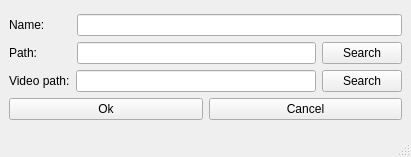
Qt form ViAn/GUI/makeproject.ui (GeorgeYildiz/TDDD96-group6) before a commit.
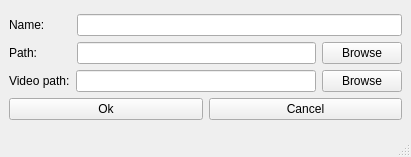
The same form after that commit.

Commit message: chanched text on buttons

The edit to the form file:
```diff
--- a/ViAn/GUI/makeproject.ui
+++ b/ViAn/GUI/makeproject.ui
@@ -52,7 +52,7 @@
           <item>
            <widget class="QPushButton" name="project_path_search_button">
             <property name="text">
-             <string>Search</string>
+             <string>Browse</string>
             </property>
            </widget>
           </item>
@@ -77,7 +77,7 @@
           <item>
            <widget class="QPushButton" name="video_path_search_button">
             <property name="text">
-             <string>Search</string>
+             <string>Browse</string>
             </property>
            </widget>
           </item>
```
